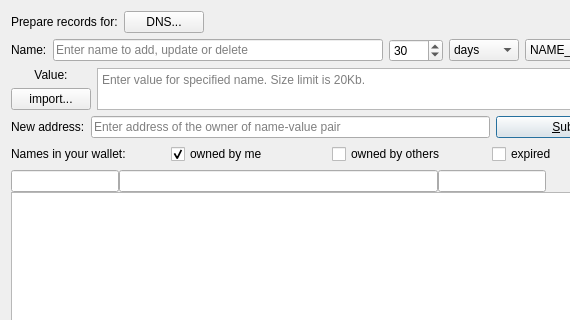
Before: the Qt Designer form src/qt/forms/managenamespage.ui in Exgibichi/rt, drawn with Qt 5; both pictures show x 0 to 570 and y 0 to 320 of the 657 by 451 pixel window.
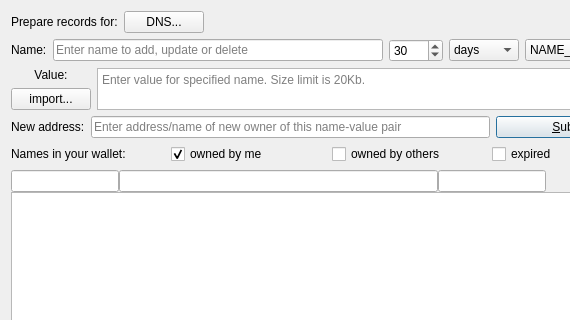
After: the same form once the commit is applied. Icons and pictures are not drawn. Custom widgets are drawn as their Qt base class.

Commit message: gui: add name-to-address feature to manage names tab

Diff of the .ui file:
```diff
--- a/src/qt/forms/managenamespage.ui
+++ b/src/qt/forms/managenamespage.ui
@@ -241,7 +241,7 @@
         <string notr="true"/>
        </property>
        <property name="placeholderText">
-        <string>Enter address of the owner of name-value pair</string>
+        <string>Enter address/name of new owner of this name-value pair</string>
        </property>
       </widget>
      </item>
```
Left out of the diff: 2 changed lines with no effect on the pictures. The commit also changes 2 other files.
